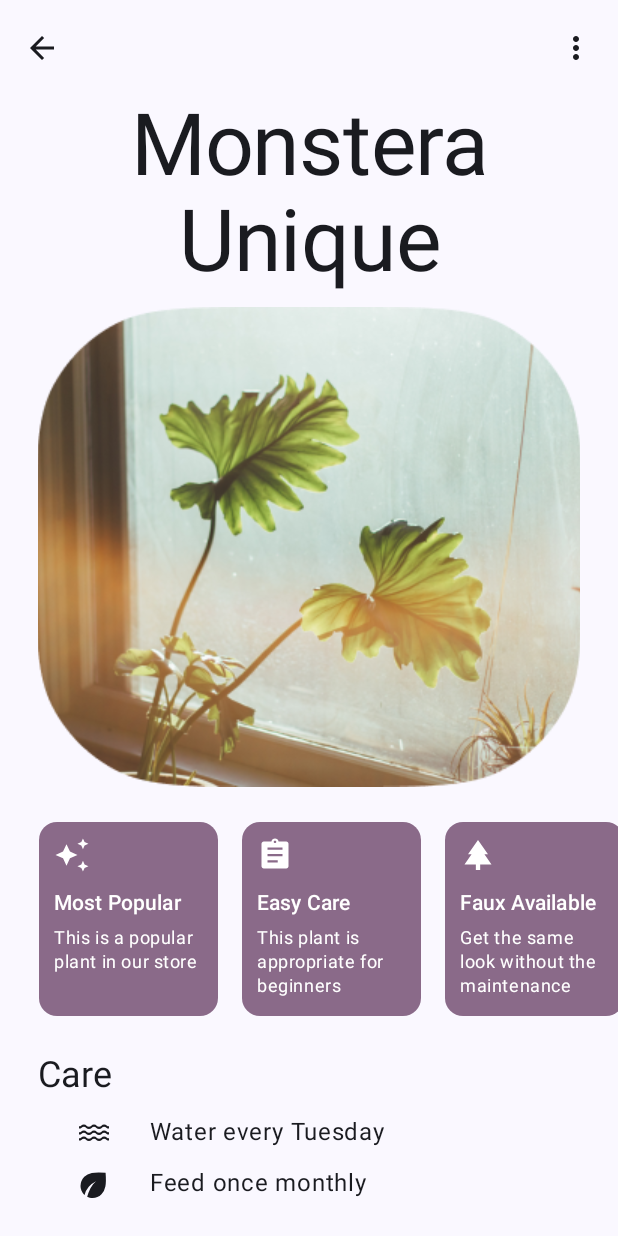
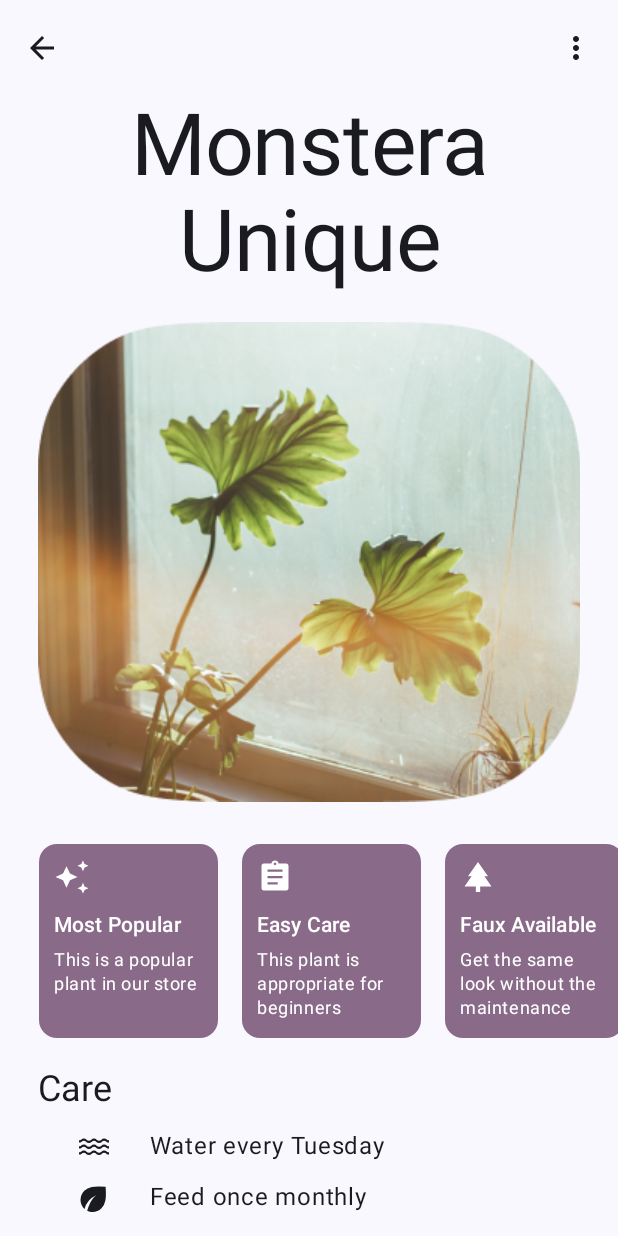
Before and after one commit to acszo/PlantUi, an Android app built with Jetpack Compose: the screen it shows after launch (MainActivity), on a phone screen of 412 x 824 dp. Run offline under Robolectric (Android 15) with nearby library versions, the phone set to English and light mode, and no system bars; our stand-ins replace accompanist.

Commit message:
edge to edge

```diff
--- a/app/src/main/java/com/acszo/plantui/MainActivity.kt
+++ b/app/src/main/java/com/acszo/plantui/MainActivity.kt
@@ -5,17 +5,20 @@ import androidx.activity.ComponentActivity
 import androidx.activity.compose.setContent
 import androidx.compose.foundation.Image
 import androidx.compose.foundation.isSystemInDarkTheme
+import androidx.compose.foundation.layout.Arrangement
 import androidx.compose.foundation.layout.Column
 import androidx.compose.foundation.layout.PaddingValues
 import androidx.compose.foundation.layout.Row
+import androidx.compose.foundation.layout.WindowInsets
+import androidx.compose.foundation.layout.asPaddingValues
 import androidx.compose.foundation.layout.fillMaxWidth
 import androidx.compose.foundation.layout.height
 import androidx.compose.foundation.layout.padding
+import androidx.compose.foundation.layout.systemBars
 import androidx.compose.foundation.layout.width
+import androidx.compose.foundation.lazy.LazyColumn
 import androidx.compose.foundation.lazy.LazyRow
 import androidx.compose.foundation.lazy.items
-import androidx.compose.foundation.rememberScrollState
-import androidx.compose.foundation.verticalScroll
 import androidx.compose.material.icons.Icons
 import androidx.compose.material.icons.filled.ArrowBack
 import androidx.compose.material.icons.filled.MoreVert
@@ -38,6 +41,7 @@ import androidx.compose.ui.layout.ContentScale
 import androidx.compose.ui.res.painterResource
 import androidx.compose.ui.text.style.TextAlign
 import androidx.compose.ui.unit.dp
+import androidx.core.view.ViewCompat
 import androidx.core.view.WindowCompat
 import com.acszo.plantui.ui.theme.PlantUiTheme
 import com.google.accompanist.systemuicontroller.rememberSystemUiController
@@ -47,6 +51,11 @@ class MainActivity : ComponentActivity() {
     override fun onCreate(savedInstanceState: Bundle?) {
         super.onCreate(savedInstanceState)
         WindowCompat.setDecorFitsSystemWindows(window, false)
+        ViewCompat.setOnApplyWindowInsetsListener(window.decorView) { v, insets ->
+            v.setPadding(0, 0, 0, 0)
+            insets
+        }
+
         setContent {
             PlantUiTheme {
                 val systemUiController = rememberSystemUiController()
@@ -95,19 +104,24 @@ class MainActivity : ComponentActivity() {
                                 }
                             }
                         )
-                    }
+                    },
+                    contentWindowInsets = WindowInsets(0, 0, 0, 0),
                 ) {
-                    Column(
-                        modifier = Modifier
-                            .padding(it)
-                            .verticalScroll(rememberScrollState()),
+                    LazyColumn(
+                        modifier = Modifier.padding(it),
+                        verticalArrangement = Arrangement.spacedBy(10.dp),
+                        contentPadding = WindowInsets.systemBars.asPaddingValues(),
                     ) {
+                        item {
                             Text(
                                 text = "Monstera\nUnique",
                                 modifier = Modifier.fillMaxWidth(),
                                 textAlign = TextAlign.Center,
                                 style = MaterialTheme.typography.displayLarge,
                             )
+                        }
+
+                        item {
                             Image(
                                 painterResource(
                                     id = R.drawable.plant
@@ -118,8 +132,13 @@ class MainActivity : ComponentActivity() {
                                 contentScale = ContentScale.Crop,
                                 contentDescription = "Plant",
                             )
+                        }
+
+                        item {
                             LazyRow(
-                            contentPadding = PaddingValues(18.dp, 5.dp, 18.dp, 5.dp)
+                                modifier = Modifier.fillMaxWidth(),
+                                horizontalArrangement = Arrangement.Center,
+                                contentPadding = PaddingValues(horizontal = 18.dp)
                             ) {
                                 items(items = listCard) { item ->
                                     Card(
@@ -140,33 +159,37 @@ class MainActivity : ComponentActivity() {
                                             )
                                             Text(
                                                 text = item.title,
-                                            modifier = Modifier
-                                                .padding(0.dp, 10.dp, 0.dp, 0.dp),
+                                                modifier = Modifier.padding(0.dp, 10.dp, 0.dp, 0.dp),
                                                 style = MaterialTheme.typography.titleSmall,
                                             )
                                             Text(
                                                 text = item.description,
-                                            modifier = Modifier
-                                                .padding(0.dp, 5.dp, 0.dp, 0.dp),
+                                                modifier = Modifier.padding(0.dp, 5.dp, 0.dp, 0.dp),
                                                 style = MaterialTheme.typography.bodySmall,
                                             )
                                         }
                                     }
                                 }
                             }
+                        }
+
+                        item {
                             Text(
+                                modifier = Modifier.padding(horizontal = 25.dp),
                                 text = "Care",
-                            modifier = Modifier.padding(25.dp, 10.dp, 0.dp, 0.dp),
                                 style = MaterialTheme.typography.headlineSmall,
                             )
+                        }
+
                         listColumn.forEach {
+                            item {
                                 Row(
-                                modifier = Modifier.padding(25.dp, 10.dp, 0.dp, 0.dp),
+                                    modifier = Modifier.padding(horizontal = 25.dp),
                                     verticalAlignment = Alignment.CenterVertically
                                 ) {
                                     Icon(
+                                        modifier = Modifier.padding(horizontal = 25.dp),
                                         painter = painterResource(id = it.icon),
-                                    modifier = Modifier.padding(25.dp, 0.dp, 25.dp, 0.dp),
                                         contentDescription = null,
                                     )
                                     Text(
@@ -175,14 +198,20 @@ class MainActivity : ComponentActivity() {
                                     )
                                 }
                             }
+                        }
+
+                        item {
                             Text(
+                                modifier = Modifier.padding(horizontal = 25.dp),
                                 text = "About",
-                            modifier = Modifier.padding(25.dp, 20.dp, 0.dp, 0.dp),
                                 style = MaterialTheme.typography.headlineSmall,
                             )
+                        }
+
+                        item {
                             Text(
+                                modifier = Modifier.padding(horizontal = 25.dp),
                                 text = "They are herbs or evergreen vines, growing to heights of 20 metres (66 ft) in trees, climbing by means of aerial roots which act as hooks over branches; these roots will also grow into the soil to help support the plant. Since the plant roots both into the soil and over trees, it is considered a hemiepiphyte.",
-                            modifier = Modifier.padding(25.dp, 10.dp, 25.dp, 20.dp),
                                 style = MaterialTheme.typography.bodyLarge,
                             )
                         }
@@ -191,3 +220,4 @@ class MainActivity : ComponentActivity() {
             }
         }
     }
+}
```
Lines whose indentation alone changed are shown as unchanged.
